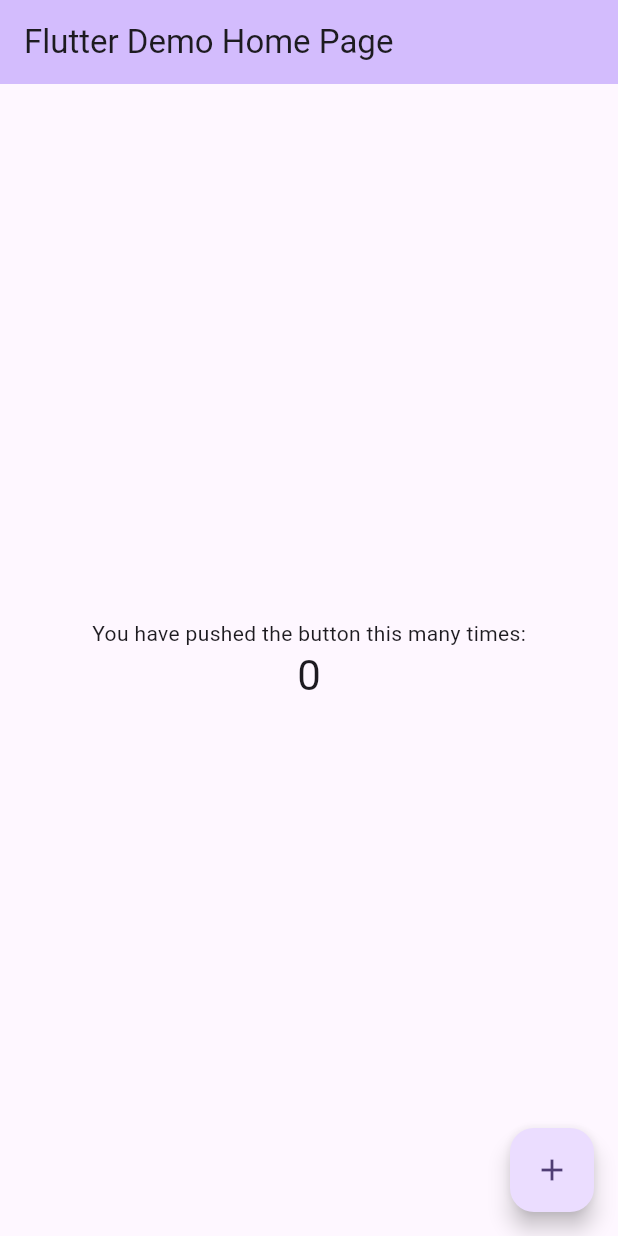
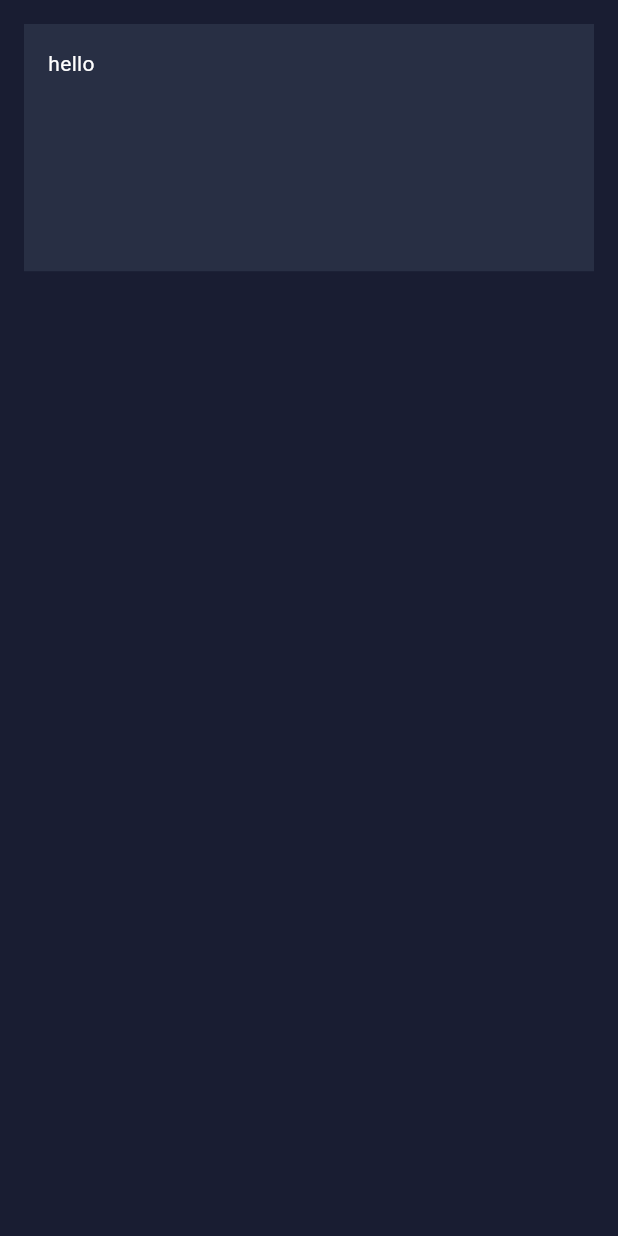
Before and after one commit to cryskram/expenseTracker, a Flutter app: the screen it shows after launch, on a phone screen of 412 x 824 dp. Run offline on Flutter 3.47's test engine with Material 3 defaults, Android fonts, the phone set to English and light mode, and no system bars.

Commit message:
frontend changes

```diff
--- /dev/null
+++ b/frontend/expensetracker/lib/constants.dart
@@ -0,0 +1,10 @@
+import 'package:flutter/material.dart';
+
+class ConstantsHelper {
+  static Color darkerBg = const Color(0xff191d32);
+  static Color darkBg = const Color(0xff282f44);
+  static Color green = const Color(0xff06d6a0);
+  static Color red = const Color(0xffef476f);
+  static Color yellow = const Color(0xffffd166);
+  static Color blue = const Color(0xff118ab2);
+}
--- /dev/null
+++ b/frontend/expensetracker/lib/home.dart
@@ -0,0 +1,35 @@
+import 'package:expensetracker/constants.dart';
+import 'package:flutter/material.dart';
+
+class HomeView extends StatefulWidget {
+  const HomeView({super.key});
+
+  @override
+  State<HomeView> createState() => _HomeViewState();
+}
+
+class _HomeViewState extends State<HomeView> {
+  @override
+  Widget build(BuildContext context) {
+    return Scaffold(
+      backgroundColor: ConstantsHelper.darkerBg,
+      body: SafeArea(
+        child: Container(
+          child: const Padding(
+            padding: EdgeInsets.all(16.0),
+            child: Text(
+              "hello",
+              style: TextStyle(color: Colors.white),
+            ),
+          ),
+          margin: const EdgeInsets.all(16),
+          width: MediaQuery.of(context).size.width,
+          height: MediaQuery.of(context).size.height * 0.2,
+          decoration: BoxDecoration(
+            color: ConstantsHelper.darkBg,
+          ),
+        ),
+      ),
+    );
+  }
+}
--- a/frontend/expensetracker/lib/main.dart
+++ b/frontend/expensetracker/lib/main.dart
@@ -1,3 +1,4 @@
+import 'package:expensetracker/home.dart';
 import 'package:flutter/material.dart';
 
 void main() {
@@ -7,119 +8,11 @@
 class MyApp extends StatelessWidget {
   const MyApp({super.key});
 
-  // This widget is the root of your application.
   @override
   Widget build(BuildContext context) {
-    return MaterialApp(
-      title: 'Flutter Demo',
-      theme: ThemeData(
-        // This is the theme of your application.
-        //
-        // TRY THIS: Try running your application with "flutter run". You'll see
-        // the application has a purple toolbar. Then, without quitting the app,
-        // try changing the seedColor in the colorScheme below to Colors.green
-        // and then invoke "hot reload" (save your changes or press the "hot
-        // reload" button in a Flutter-supported IDE, or press "r" if you used
-        // the command line to start the app).
-        //
-        // Notice that the counter didn't reset back to zero; the application
-        // state is not lost during the reload. To reset the state, use hot
-        // restart instead.
-        //
-        // This works for code too, not just values: Most code changes can be
-        // tested with just a hot reload.
-        colorScheme: ColorScheme.fromSeed(seedColor: Colors.deepPurple),
-        useMaterial3: true,
-      ),
-      home: const MyHomePage(title: 'Flutter Demo Home Page'),
+    return const MaterialApp(
+      title: "Expense Tracker",
+      home: HomeView(),
     );
   }
 }
-
-class MyHomePage extends StatefulWidget {
-  const MyHomePage({super.key, required this.title});
-
-  // This widget is the home page of your application. It is stateful, meaning
-  // that it has a State object (defined below) that contains fields that affect
-  // how it looks.
-
-  // This class is the configuration for the state. It holds the values (in this
-  // case the title) provided by the parent (in this case the App widget) and
-  // used by the build method of the State. Fields in a Widget subclass are
-  // always marked "final".
-
-  final String title;
-
-  @override
-  State<MyHomePage> createState() => _MyHomePageState();
-}
-
-class _MyHomePageState extends State<MyHomePage> {
-  int _counter = 0;
-
-  void _incrementCounter() {
-    setState(() {
-      // This call to setState tells the Flutter framework that something has
-      // changed in this State, which causes it to rerun the build method below
-      // so that the display can reflect the updated values. If we changed
-      // _counter without calling setState(), then the build method would not be
-      // called again, and so nothing would appear to happen.
-      _counter++;
-    });
-  }
-
-  @override
-  Widget build(BuildContext context) {
-    // This method is rerun every time setState is called, for instance as done
-    // by the _incrementCounter method above.
-    //
-    // The Flutter framework has been optimized to make rerunning build methods
-    // fast, so that you can just rebuild anything that needs updating rather
-    // than having to individually change instances of widgets.
-    return Scaffold(
-      appBar: AppBar(
-        // TRY THIS: Try changing the color here to a specific color (to
-        // Colors.amber, perhaps?) and trigger a hot reload to see the AppBar
-        // change color while the other colors stay the same.
-        backgroundColor: Theme.of(context).colorScheme.inversePrimary,
-        // Here we take the value from the MyHomePage object that was created by
-        // the App.build method, and use it to set our appbar title.
-        title: Text(widget.title),
-      ),
-      body: Center(
-        // Center is a layout widget. It takes a single child and positions it
-        // in the middle of the parent.
-        child: Column(
-          // Column is also a layout widget. It takes a list of children and
-          // arranges them vertically. By default, it sizes itself to fit its
-          // children horizontally, and tries to be as tall as its parent.
-          //
-          // Column has various properties to control how it sizes itself and
-          // how it positions its children. Here we use mainAxisAlignment to
-          // center the children vertically; the main axis here is the vertical
-          // axis because Columns are vertical (the cross axis would be
-          // horizontal).
-          //
-          // TRY THIS: Invoke "debug painting" (choose the "Toggle Debug Paint"
-          // action in the IDE, or press "p" in the console), to see the
-          // wireframe for each widget.
-          mainAxisAlignment: MainAxisAlignment.center,
-          children: <Widget>[
-            const Text(
-              'You have pushed the button this many times:',
-            ),
-            Text(
-              '$_counter',
-              style: Theme.of(context).textTheme.headlineMedium,
-            ),
-          ],
-        ),
-      ),
-      floatingActionButton: FloatingActionButton(
-        onPressed: _incrementCounter,
-        tooltip: 'Increment',
-        child: const Icon(Icons.add),
-      ), // This trailing comma makes auto-formatting nicer for build methods.
-    );
-  }
-}
--- a/frontend/expensetracker/pubspec.yaml
+++ b/frontend/expensetracker/pubspec.yaml
@@ -1,5 +1,5 @@
 name: expensetracker
-description: "A new Flutter project."
+description: "A expense tracker application"
 # The following line prevents the package from being accidentally published to
 # pub.dev using `flutter pub publish`. This is preferred for private packages.
 publish_to: 'none' # Remove this line if you wish to publish to pub.dev
```
Also changed, not shown: 11 other files.
